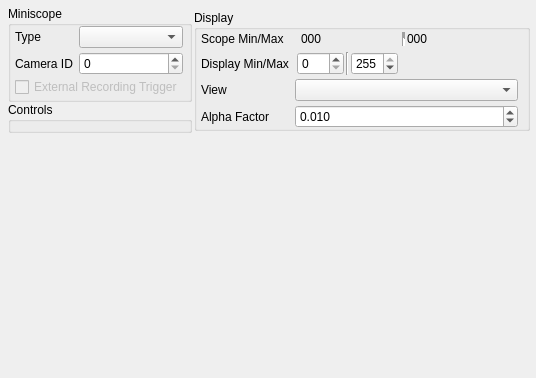
Before: the Qt Designer form modules/miniscope/miniscopesettingsdialog.ui in syntalos/syntalos, drawn with Qt 5.
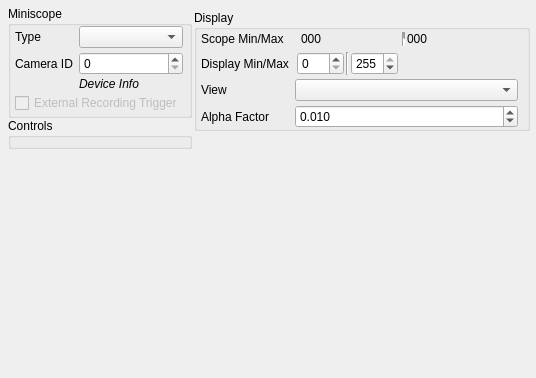
After: the same form once the commit is applied. Icons and pictures are not drawn. Custom widgets are drawn as their Qt base class.

Commit message:
miniscope: Display device name for camera ID
This makes finding the right device ID for Miniscope recordings a lot
easier.

Diff of the .ui file:
```diff
--- a/modules/miniscope/miniscopesettingsdialog.ui
+++ b/modules/miniscope/miniscopesettingsdialog.ui
@@ -112,7 +112,40 @@
                </widget>
               </item>
               <item row="1" column="1">
-               <widget class="QSpinBox" name="sbCamId"/>
+               <widget class="QWidget" name="widget" native="true">
+                <layout class="QVBoxLayout" name="verticalLayout_3">
+                 <property name="spacing">
+                  <number>2</number>
+                 </property>
+                 <property name="leftMargin">
+                  <number>0</number>
+                 </property>
+                 <property name="topMargin">
+                  <number>0</number>
+                 </property>
+                 <property name="rightMargin">
+                  <number>0</number>
+                 </property>
+                 <property name="bottomMargin">
+                  <number>0</number>
+                 </property>
+                 <item>
+                  <widget class="QSpinBox" name="sbCamId"/>
+                 </item>
+                 <item>
+                  <widget class="ElidedLabel" name="camInfoLabel">
+                   <property name="font">
+                    <font>
+                     <italic>true</italic>
+                    </font>
+                   </property>
+                   <property name="text">
+                    <string>Device Info</string>
+                   </property>
+                  </widget>
+                 </item>
+                </layout>
+               </widget>
               </item>
              </layout>
             </item>
@@ -440,6 +473,14 @@
    </item>
   </layout>
  </widget>
+ <customwidgets>
+  <customwidget>
+   <class>ElidedLabel</class>
+   <extends>QLabel</extends>
+   <header>elidedlabel.h</header>
+   <container>1</container>
+  </customwidget>
+ </customwidgets>
  <resources/>
  <connections/>
 </ui>
```
The commit also changes 4 other files.
